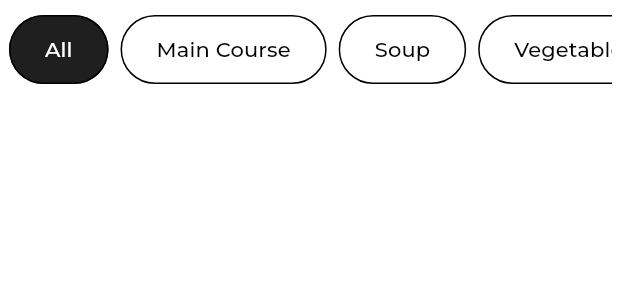
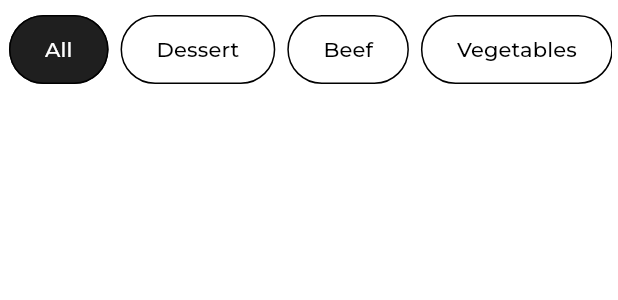
Before and after one commit to hamzahraihan/recipe_app_flutter, a Flutter app: the CategoriesRecipe widget shown alone on an empty page, opened directly with empty values, on a phone screen of 412 x 824 dp. Shown: the top 300 px of the screen. Run offline on Flutter 3.47's test engine with Material 3 defaults, Android fonts, the phone set to English and light mode, and no system bars; our stand-ins replace google_fonts; generated files the repository leaves out were written again; network calls fail.

```diff
--- a/lib/src/screens/main_screen.dart
+++ b/lib/src/screens/main_screen.dart
@@ -152,9 +152,9 @@ class _CategoriesRecipeState extends State<CategoriesRecipe> {
           children: [
             _button(0, 'All'),
             SizedBox(width: 8),
-            _button(1, 'Main Course'),
+            _button(1, 'Dessert'),
             SizedBox(width: 8),
-            _button(2, 'Soup'),
+            _button(2, 'Beef'),
             SizedBox(width: 8),
             _button(3, 'Vegetables'),
             SizedBox(width: 8),
```
